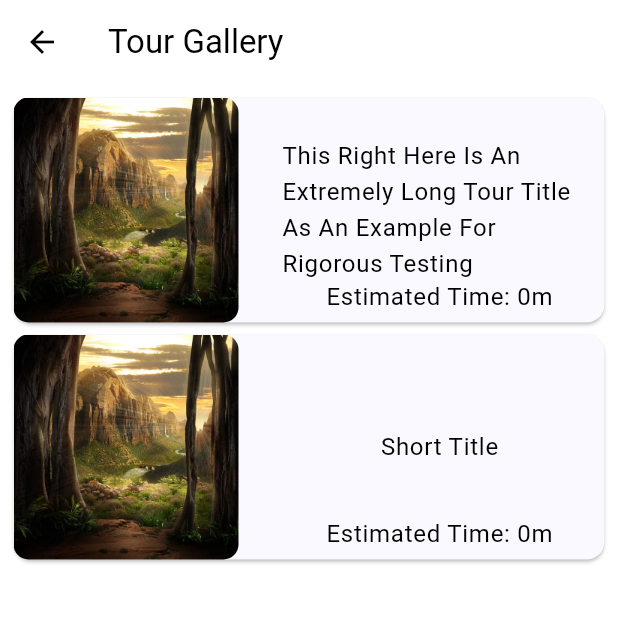
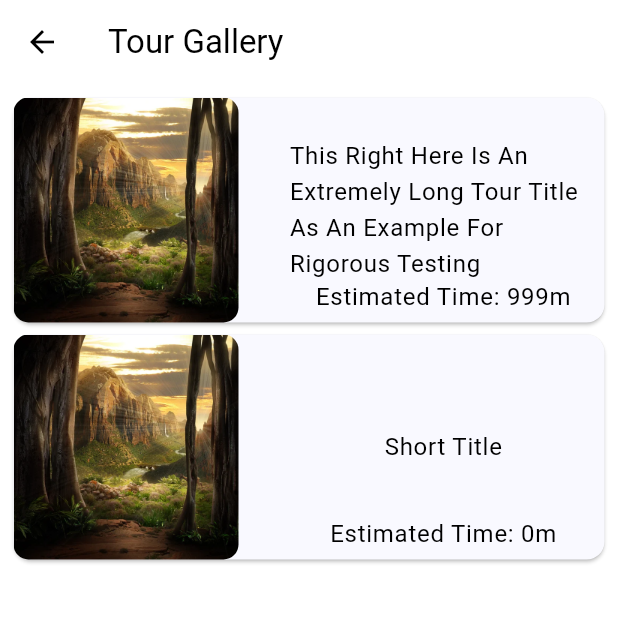
Before and after one commit to tourforge/baseline, a Flutter app: the TourGallery screen opened directly, on a phone screen of 412 x 824 dp, the top half of it. Run offline on Flutter 3.47's test engine with Material 2 defaults, Android fonts, the phone set to English and light mode, and no system bars; our stand-ins replace google_fonts.

Commit message:
Fix paddings

```diff
--- a/lib/screens/gallery.dart
+++ b/lib/screens/gallery.dart
@@ -14,7 +14,7 @@ class TourGallery extends StatelessWidget {
     items.add(TourListItem(
         title: "This Right Here Is An Extremely Long Tour Title As An Example For Rigorous Testing",
         thumbnail: Image.asset("assets/images/placeholder.webp"),
-        eta: 0)
+        eta: 999)
     );
     items.add(TourListItem(
         title: "Short Title",
@@ -77,7 +77,7 @@ class TourListItem extends StatelessWidget {
           Align(
             alignment: AlignmentDirectional.centerEnd,
             child: Container(
-              padding: const EdgeInsets.all(5),
+              padding: const EdgeInsets.fromLTRB(10, 5, 5, 5),
               width: 220,
               child: Flexible(
                 child: Stack(
```
